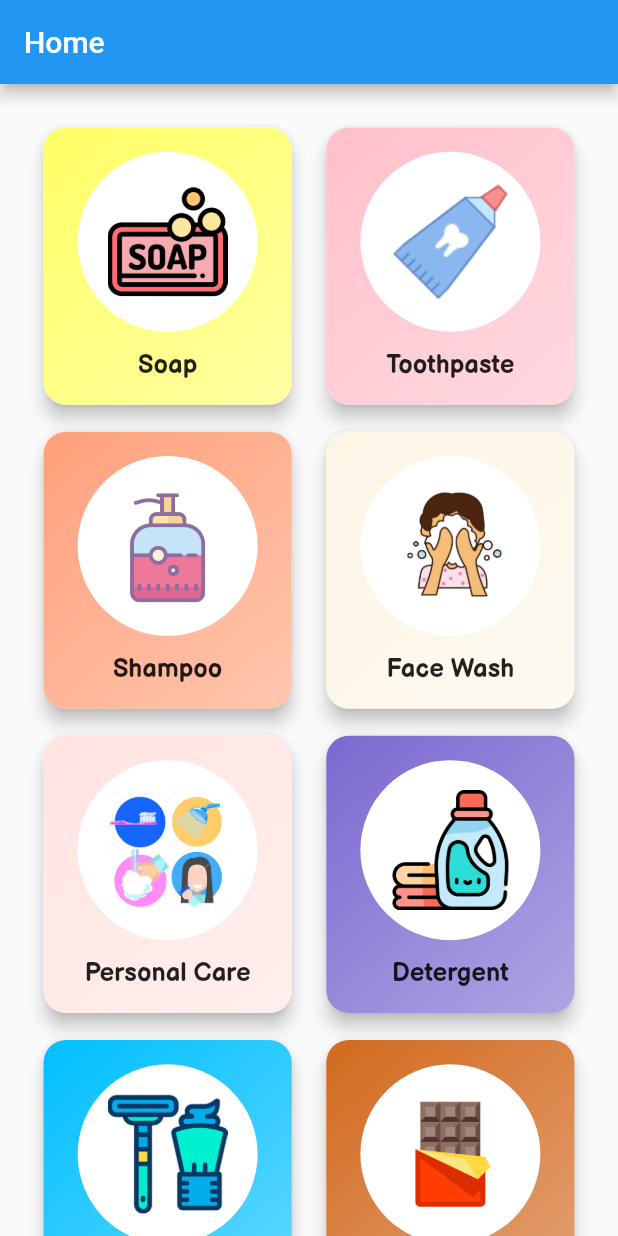
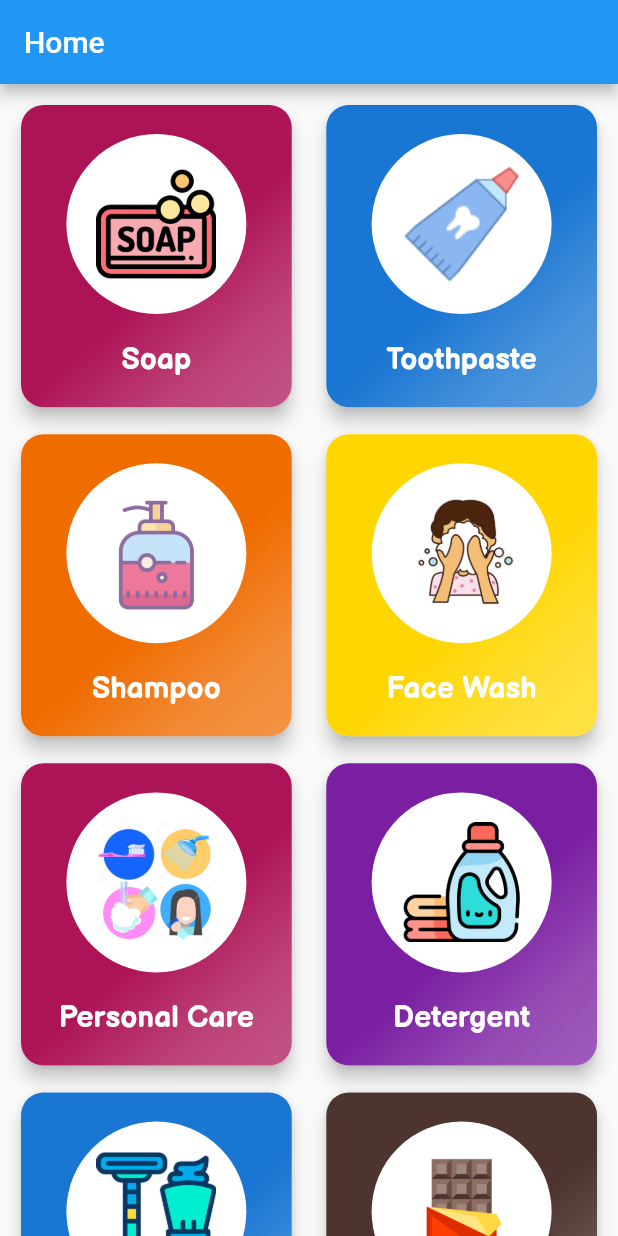
Before and after one commit to JashanPuri/Swadeshi-App, a Flutter app: the screen it shows after launch, on a phone screen of 412 x 824 dp. Run offline on Flutter 3.47's test engine with Material 2 defaults, Android fonts, the phone set to English and light mode, and no system bars.

Commit message:
Color Changes Added

```diff
--- a/swadeshi_app/lib/category_data.dart
+++ b/swadeshi_app/lib/category_data.dart
@@ -3,53 +3,53 @@ import './models/category.dart';
 import 'models/category.dart';
 
 List<Color> colors =[
- Color.fromRGBO(255, 255, 102, 1), //khaki
- Color.fromRGBO(255, 192, 203, 1), //pinkish
- Color.fromRGBO(255, 160, 122, 1), //orange
- Color.fromRGBO(253, 245, 230, 1), //khaki lite
- Color.fromRGBO(255, 228, 225, 1), //pink lite
- Color.fromRGBO(123, 104, 208, 1), //purple
- Color.fromRGBO(0, 191, 255, 1), //blue
- Color.fromRGBO(210, 105, 30, 1), //choclate
- Color.fromRGBO(127, 255, 212, 1), // Aquamarine
- Color.fromRGBO(173,255,47, 0.6),  //lime green
- Color.fromRGBO(205,69,0 , 1),  //orange red
- Color.fromRGBO(250,235,215, 1), //aqua white
- Color.fromRGBO(255,235,205, 1), //almond type
- Color.fromRGBO(250,240,230, 1), //linen
- Color.fromRGBO(255,228,181, 1), //navajo white
+ Colors.pink[800],
+ Colors.redAccent[700],
+ Colors.orange[800],
+ Colors.yellowAccent[700],
+ Color.fromRGBO(255, 228, 225, 1),
+ Colors.purple[700],
+ Colors.blue[700],
+ Colors.brown[800],
+ Color.fromRGBO(127, 255, 212, 1),
+ Colors.green[800],
+ Color.fromRGBO(205,69,0 , 1),
+ Color.fromRGBO(250,235,215, 1),
+ Color.fromRGBO(255,235,205, 1),
+ Color.fromRGBO(250,240,230, 1),
+ Color.fromRGBO(210, 105, 30, 1), //chocolate
 ];
 
 
  List<Category> CATEGORIES = [
   Category(id: 'c1',title: 'Soap',imageLogo: Image.asset('assets/category_icons/soap.png',height: 80,width: 80,),cardColor: colors[0]),
-  Category(id: 'c2',title: 'Toothpaste',imageLogo: Image.asset('assets/category_icons/toothpaste.png',height: 80,width: 80,),cardColor: colors[1]),
+  Category(id: 'c2',title: 'Toothpaste',imageLogo: Image.asset('assets/category_icons/toothpaste.png',height: 80,width: 80,),cardColor: colors[6]),
   Category(id: 'c3',title: 'Shampoo',imageLogo: Image.asset('assets/category_icons/shampoo.png',height: 80,width: 80,),cardColor: colors[2]),
   Category(id: 'c4',title: 'Face Wash',imageLogo: Image.asset('assets/category_icons/face_wash.png',height: 80,width: 80,),cardColor: colors[3]),
-  Category(id: 'c5',title: 'Personal Care',imageLogo: Image.asset('assets/category_icons/personal_care.png',height: 80,width: 80,),cardColor: colors[4]),
+  Category(id: 'c5',title: 'Personal Care',imageLogo: Image.asset('assets/category_icons/personal_care.png',height: 80,width: 80,),cardColor: colors[0]),
 //  Category(id: 'c6',title: 'Hair Oil',),
  Category(id: 'c7',title: 'Detergent',imageLogo: Image.asset('assets/category_icons/detergent.png',height: 80,width: 80,),cardColor: colors[5]),
   Category(id: 'c8',title: 'Shaving ',imageLogo: Image.asset('assets/category_icons/shaving.png',height: 80,width: 80,),cardColor: colors[6]),
 //  Category(id: 'c9',title: 'Deo'),
 //  Category(id: 'c10',title: 'Face Powder'),
   Category(id: 'c11',title: 'Chocolate',imageLogo: Image.asset('assets/category_icons/choclate.png',height: 80,width: 80,),cardColor: colors[7]),
-  Category(id: 'c12',title: 'Noodles',imageLogo: Image.asset('assets/category_icons/noodles.png',height: 80,width: 80,),cardColor: colors[4]),
+  Category(id: 'c12',title: 'Noodles',imageLogo: Image.asset('assets/category_icons/noodles.png',height: 80,width: 80,),cardColor: colors[2]),
   Category(id: 'c13',title: 'Tea',imageLogo: Image.asset('assets/category_icons/tea.png',height: 80,width: 80,),cardColor: colors[9]),
-  Category(id: 'c14',title: 'Coffee',imageLogo: Image.asset('assets/category_icons/coffee.png',height: 80,width: 80,),cardColor: colors[0]),
-  Category(id: 'c15',title: 'Juice',imageLogo: Image.asset('assets/category_icons/juice.png',height: 80,width: 80,),cardColor: colors[12]),
+  Category(id: 'c14',title: 'Coffee',imageLogo: Image.asset('assets/category_icons/coffee.png',height: 80,width: 80,),cardColor: colors[7]),
+  Category(id: 'c15',title: 'Juice',imageLogo: Image.asset('assets/category_icons/juice.png',height: 80,width: 80,),cardColor: colors[3]),
   Category(id: 'c16',title: 'Chips',imageLogo: Image.asset('assets/category_icons/chips.png',height: 80,width: 80,),cardColor: colors[1]),
 //  Category(id: 'c17',title: 'Instant Mix'),
   Category(id: 'c18',title: 'Instant Food',imageLogo: Image.asset('assets/category_icons/instant_food.png',height: 80,width: 80,),cardColor: colors[2]),
-  Category(id: 'c19',title: 'Ice Creams',imageLogo: Image.asset('assets/category_icons/icecream.png',height: 80,width: 80,),cardColor: colors[8]),
+  Category(id: 'c19',title: 'Ice Creams',imageLogo: Image.asset('assets/category_icons/icecream.png',height: 80,width: 80,),cardColor: colors[5]),
   Category(id: 'c20',title: 'Jams',imageLogo: Image.asset('assets/category_icons/jam.png',height: 80,width: 80,),cardColor: colors[0]),
   Category(id: 'c21',title: 'Biscuits',imageLogo: Image.asset('assets/category_icons/biscuits.png',height: 80,width: 80,),cardColor: colors[14]),
 //  Category(id: 'c22',title: 'Soap'),
-  Category(id: 'c23',title: 'Dairy Products',imageLogo: Image.asset('assets/category_icons/dairy_products.png',height: 80,width: 80,),cardColor: colors[11]),
-  Category(id: 'c24',title: 'Atta',imageLogo: Image.asset('assets/category_icons/flour.png',height: 80,width: 80,),cardColor: colors[12]),
+  Category(id: 'c23',title: 'Dairy Products',imageLogo: Image.asset('assets/category_icons/dairy_products.png',height: 80,width: 80,),cardColor: colors[6]),
+  Category(id: 'c24',title: 'Atta',imageLogo: Image.asset('assets/category_icons/flour.png',height: 80,width: 80,),cardColor: colors[3]),
   Category(id: 'c25',title: 'Honey',imageLogo: Image.asset('assets/category_icons/honey.png',height: 80,width: 80,),cardColor: colors[0]),
-  Category(id: 'c26',title: 'Clothing',imageLogo: Image.asset('assets/category_icons/clothing.png',height: 80,width: 80,),cardColor: colors[14]),
+  Category(id: 'c26',title: 'Clothing',imageLogo: Image.asset('assets/category_icons/clothing.png',height: 80,width: 80,),cardColor: colors[6]),
   Category(id: 'c27',title: 'Cigarette',imageLogo: Image.asset('assets/category_icons/cigarette.png',height: 80,width: 80,),cardColor: colors[1]),
-  Category(id: 'c28',title: 'Salt',imageLogo: Image.asset('assets/category_icons/salt.png',height: 80,width: 80,),cardColor: colors[6]),
-  Category(id: 'c29',title: 'Bread',imageLogo: Image.asset('assets/category_icons/bread.png',height: 80,width: 80,),cardColor: colors[10]),
+  Category(id: 'c28',title: 'Salt',imageLogo: Image.asset('assets/category_icons/salt.png',height: 80,width: 80,),cardColor: colors[5]),
+  Category(id: 'c29',title: 'Bread',imageLogo: Image.asset('assets/category_icons/bread.png',height: 80,width: 80,),cardColor: colors[7]),
   Category(id: 'c30',title: 'Masala',imageLogo: Image.asset('assets/category_icons/spices.png',height: 80,width: 80,),cardColor: colors[9]),
 ];
--- a/swadeshi_app/lib/home_screen/category_item.dart
+++ b/swadeshi_app/lib/home_screen/category_item.dart
@@ -22,9 +22,11 @@ class CategoryItem extends StatelessWidget {
               begin: Alignment.topLeft,
               end: Alignment.bottomRight,
               colors: [
-                color,
-                color.withOpacity(0.6)
-              ]
+                color.withOpacity(1),
+                color.withOpacity(0.8),
+                color.withOpacity(0.73)
+              ],
+              stops: [0.55,0.8,1]
           ),
           ),
           padding: EdgeInsets.all(10),
@@ -36,10 +38,13 @@ class CategoryItem extends StatelessWidget {
                   backgroundColor: Colors.white,
                   child: imageLogo
               ),
-              //SizedBox(height: 5,),
-              Text(
-                title,
-                style: Theme.of(context).textTheme.headline6  ,
+              // SizedBox(height: 5,),
+              FittedBox(
+                child: Text(
+                  title,
+                  style: Theme.of(context).textTheme.headline6  ,
+                  softWrap: true,
+                ),
               )
             ],
           )
--- a/swadeshi_app/lib/home_screen/category_screen.dart
+++ b/swadeshi_app/lib/home_screen/category_screen.dart
@@ -17,7 +17,7 @@ class _CategoryScreenState extends State<CategoryScreen> {
         title: Text('Home'),
       ),
         body: GridView(
-          padding: const EdgeInsets.all(25),
+          padding: const EdgeInsets.all(10),
           children: CATEGORIES
               .map(
                   (catData) => CategoryItem(
--- a/swadeshi_app/lib/main.dart
+++ b/swadeshi_app/lib/main.dart
@@ -17,9 +17,10 @@ class MyApp extends StatelessWidget {
         // accentColor: Colors.blue,
         textTheme: TextTheme(
           headline6:TextStyle(
-              fontSize: 17,
+              fontSize: 20,
               fontFamily: 'BalsamiqSans',
-              fontWeight: FontWeight.bold
+              fontWeight: FontWeight.bold,
+              color: Colors.white
           )
         )
       ),
```
Also changed, not shown: 2 other files.
